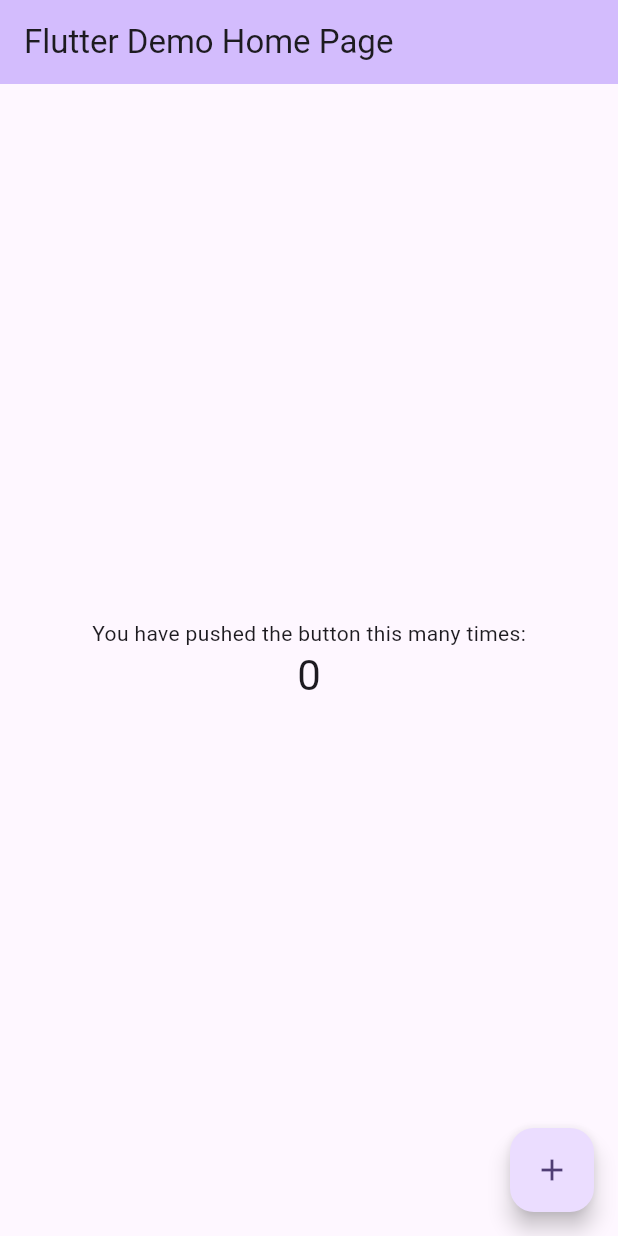
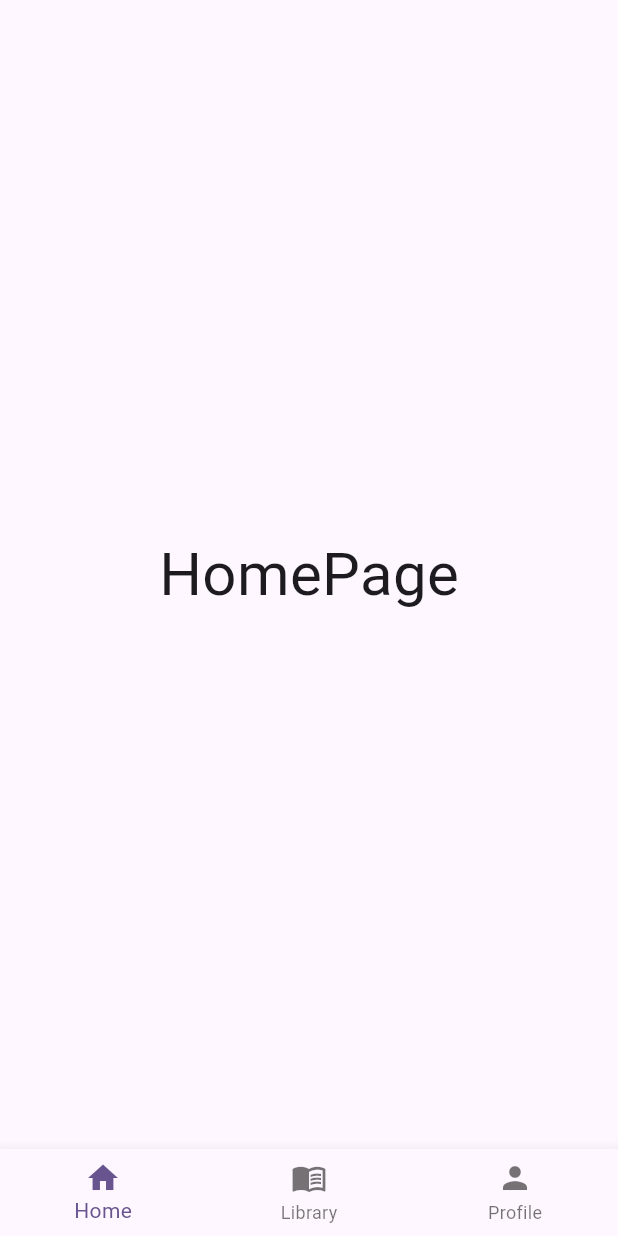
Before and after one commit to Tanvi-Rawat/readmate, a Flutter app: the screen it shows after launch, on a phone screen of 412 x 824 dp. Run offline on Flutter 3.47's test engine with Material 3 defaults, Android fonts, the phone set to English and light mode, and no system bars.

Commit message:
Added bottom nav bar and page routing

```diff
--- /dev/null
+++ b/lib/homepage.dart
@@ -0,0 +1,51 @@
+import 'package:flutter/material.dart';
+import 'package:readmate/pages/page1.dart';
+import 'package:readmate/pages/page2.dart';
+import 'package:readmate/pages/page3.dart';
+
+
+
+
+
+class HomePage extends StatefulWidget {
+  const HomePage({super.key});
+
+  //when we want to build a screen that can change (update) while the app is running.
+  @override
+  _HomePageState createState() => _HomePageState();
+}
+
+class _HomePageState extends State<HomePage> {
+  int _selectedIndex = 0;
+
+  void _navigateBottomBar(int index){
+    setState(() {
+      _selectedIndex = index;
+    });
+
+  }
+
+  final List<Widget> _pages = [
+    Userhome(),
+    UserLib(),
+    UserProfile(),
+
+  ];
+
+
+  @override
+  Widget build(BuildContext context) {
+    return Scaffold(
+      body: _pages[_selectedIndex],
+      bottomNavigationBar: BottomNavigationBar(
+        currentIndex: _selectedIndex,
+        onTap: _navigateBottomBar,
+        items: [
+          BottomNavigationBarItem(icon: Icon(Icons.home), label: 'Home'),
+          BottomNavigationBarItem(icon: Icon(Icons.menu_book), label: 'Library'),
+          BottomNavigationBarItem(icon: Icon(Icons.person), label: 'Profile'),
+        ],
+      ),
+    );
+  }
+}
--- a/lib/main.dart
+++ b/lib/main.dart
@@ -1,4 +1,9 @@
 import 'package:flutter/material.dart';
+import 'package:readmate/pages/page1.dart';
+import 'package:readmate/pages/page2.dart';
+import 'package:readmate/pages/page3.dart';
+
+import 'homepage.dart';
 
 void main() {
   runApp(const MyApp());
@@ -7,116 +12,18 @@ void main() {
 class MyApp extends StatelessWidget {
   const MyApp({super.key});
 
-  // This widget is the root of your application.
   @override
   Widget build(BuildContext context) {
     return MaterialApp(
+      debugShowCheckedModeBanner: false,
       title: 'Flutter Demo',
       theme: ThemeData(
-        // This is the theme of your application.
-        //
-        // TRY THIS: Try running your application with "flutter run". You'll see
-        // the application has a purple toolbar. Then, without quitting the app,
-        // try changing the seedColor in the colorScheme below to Colors.green
-        // and then invoke "hot reload" (save your changes or press the "hot
-        // reload" button in a Flutter-supported IDE, or press "r" if you used
-        // the command line to start the app).
-        //
-        // Notice that the counter didn't reset back to zero; the application
-        // state is not lost during the reload. To reset the state, use hot
-        // restart instead.
-        //
-        // This works for code too, not just values: Most code changes can be
-        // tested with just a hot reload.
         colorScheme: ColorScheme.fromSeed(seedColor: Colors.deepPurple),
+        useMaterial3: true,
       ),
-      home: const MyHomePage(title: 'Flutter Demo Home Page'),
+      home: HomePage(),
     );
   }
+
+
 }
-
-class MyHomePage extends StatefulWidget {
-  const MyHomePage({super.key, required this.title});
-
-  // This widget is the home page of your application. It is stateful, meaning
-  // that it has a State object (defined below) that contains fields that affect
-  // how it looks.
-
-  // This class is the configuration for the state. It holds the values (in this
-  // case the title) provided by the parent (in this case the App widget) and
-  // used by the build method of the State. Fields in a Widget subclass are
-  // always marked "final".
-
-  final String title;
-
-  @override
-  State<MyHomePage> createState() => _MyHomePageState();
-}
-
-class _MyHomePageState extends State<MyHomePage> {
-  int _counter = 0;
-
-  void _incrementCounter() {
-    setState(() {
-      // This call to setState tells the Flutter framework that something has
-      // changed in this State, which causes it to rerun the build method below
-      // so that the display can reflect the updated values. If we changed
-      // _counter without calling setState(), then the build method would not be
-      // called again, and so nothing would appear to happen.
-      _counter++;
-    });
-  }
-
-  @override
-  Widget build(BuildContext context) {
-    // This method is rerun every time setState is called, for instance as done
-    // by the _incrementCounter method above.
-    //
-    // The Flutter framework has been optimized to make rerunning build methods
-    // fast, so that you can just rebuild anything that needs updating rather
-    // than having to individually change instances of widgets.
-    return Scaffold(
-      appBar: AppBar(
-        // TRY THIS: Try changing the color here to a specific color (to
-        // Colors.amber, perhaps?) and trigger a hot reload to see the AppBar
-        // change color while the other colors stay the same.
-        backgroundColor: Theme.of(context).colorScheme.inversePrimary,
-        // Here we take the value from the MyHomePage object that was created by
-        // the App.build method, and use it to set our appbar title.
-        title: Text(widget.title),
-      ),
-      body: Center(
-        // Center is a layout widget. It takes a single child and positions it
-        // in the middle of the parent.
-        child: Column(
-          // Column is also a layout widget. It takes a list of children and
-          // arranges them vertically. By default, it sizes itself to fit its
-          // children horizontally, and tries to be as tall as its parent.
-          //
-          // Column has various properties to control how it sizes itself and
-          // how it positions its children. Here we use mainAxisAlignment to
-          // center the children vertically; the main axis here is the vertical
-          // axis because Columns are vertical (the cross axis would be
-          // horizontal).
-          //
-          // TRY THIS: Invoke "debug painting" (choose the "Toggle Debug Paint"
-          // action in the IDE, or press "p" in the console), to see the
-          // wireframe for each widget.
-          mainAxisAlignment: MainAxisAlignment.center,
-          children: <Widget>[
-            const Text('You have pushed the button this many times:'),
-            Text(
-              '$_counter',
-              style: Theme.of(context).textTheme.headlineMedium,
-            ),
-          ],
-        ),
-      ),
-      floatingActionButton: FloatingActionButton(
-        onPressed: _incrementCounter,
-        tooltip: 'Increment',
-        child: const Icon(Icons.add),
-      ), // This trailing comma makes auto-formatting nicer for build methods.
-    );
-  }
-}
--- /dev/null
+++ b/lib/pages/page1.dart
@@ -0,0 +1,16 @@
+import 'package:flutter/material.dart';
+
+class Userhome extends StatelessWidget {
+  const Userhome({super.key});
+
+  @override
+  Widget build(BuildContext context) {
+    return Center(
+      child: Text(
+        "HomePage",
+        style: TextStyle(fontSize: 40),
+
+      ),
+    );
+  }
+}
```
Also changed, not shown: lib/pages/page2.dart (added, +16 -0 lines), lib/pages/page3.dart (added, +16 -0 lines).
